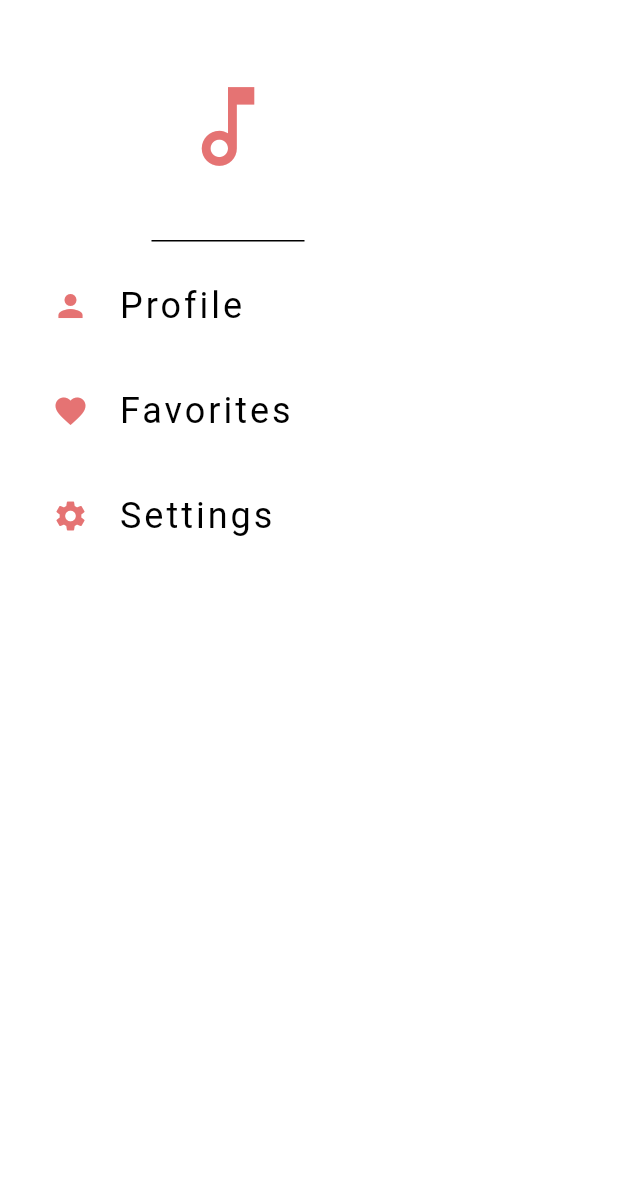
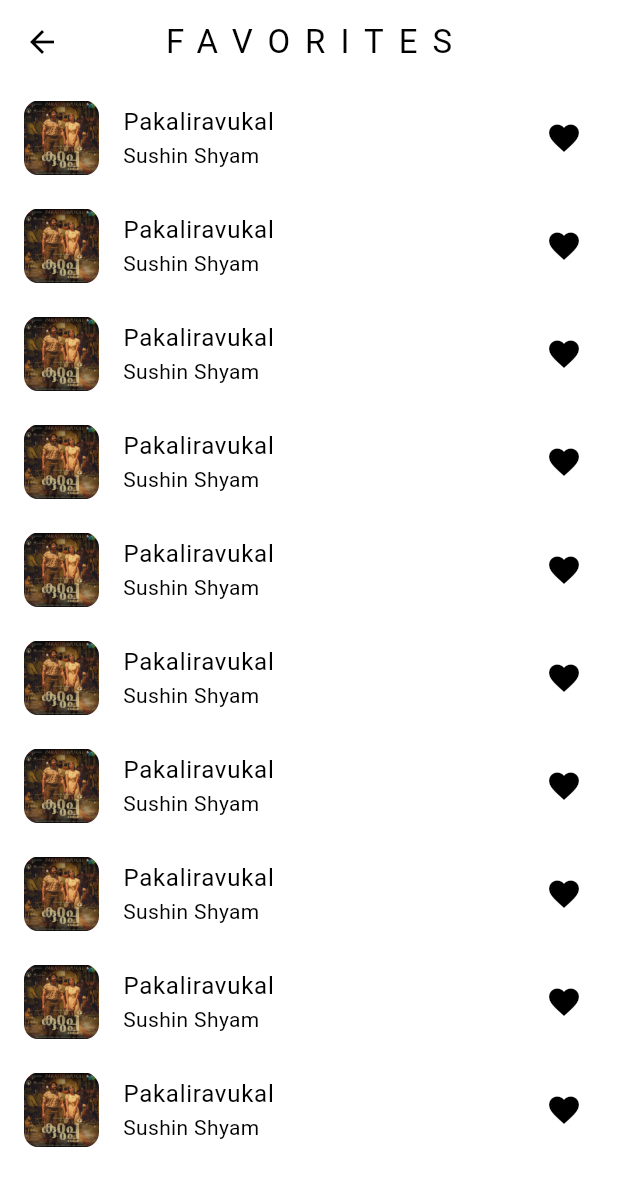
Before and after one commit to saninthottungal/beatly, a Flutter app: the CustomDrawerWidget widget shown alone on an empty page, opened directly, after a tap on "Favorites", on a phone screen of 412 x 824 dp. Shown: the top 1186 px of the screen. Run offline on Flutter 3.47's test engine with Material 3 defaults, Android fonts, the phone set to English and light mode, and no system bars.

Commit message:
favorites UI completed

```diff
--- a/lib/main.dart
+++ b/lib/main.dart
@@ -1,4 +1,5 @@
 import 'package:beatly/providers/settings_provider/theme_provider.dart';
+import 'package:beatly/screens/screen_favorites/screen_favorites.dart';
 import 'package:beatly/screens/screen_home/screen_home.dart';
 import 'package:beatly/screens/screen_settings/screen_settings.dart';
 import 'package:beatly/screens/screen_song/screen_song.dart';
@@ -26,7 +27,8 @@ class MyApp extends StatelessWidget {
       routes: {
         '/': (context) => const ScreenHome(),
         '/settings': (context) => const ScreenSettings(),
-        '/song': (context) => const ScreenSong()
+        '/song': (context) => const ScreenSong(),
+        '/favorites': (context) => const ScreenFavorites(),
       },
     );
   }
--- /dev/null
+++ b/lib/screens/screen_favorites/screen_favorites.dart
@@ -0,0 +1,37 @@
+import 'package:flutter/material.dart';
+
+class ScreenFavorites extends StatelessWidget {
+  const ScreenFavorites({super.key});
+
+  @override
+  Widget build(BuildContext context) {
+    return Scaffold(
+      appBar: AppBar(
+        title: const Text("FAVORITES"),
+      ),
+      body: ListView.builder(
+        itemBuilder: (context, index) {
+          return ListTile(
+            leading: Container(
+              width: 50,
+              height: 50,
+              decoration: BoxDecoration(
+                borderRadius: BorderRadius.circular(10),
+                image: const DecorationImage(
+                  image: AssetImage('assets/images/pakaliravukal.png'),
+                ),
+              ),
+            ),
+            title: Text(
+              "Pakaliravukal",
+              style: Theme.of(context).textTheme.bodyLarge,
+            ),
+            subtitle: const Text("Sushin Shyam"),
+            trailing: const Icon(Icons.favorite),
+          );
+        },
+        itemCount: 10,
+      ),
+    );
+  }
+}
--- a/lib/screens/screen_home/Drawer/drawer.dart
+++ b/lib/screens/screen_home/Drawer/drawer.dart
@@ -24,7 +24,9 @@ class CustomDrawerWidget extends StatelessWidget {
           DrawerComponentWidget(
             icon: Icons.favorite,
             title: 'Favorites',
-            onTap: () {},
+            onTap: () {
+              Navigator.pushNamed(context, '/favorites');
+            },
           ),
           DrawerComponentWidget(
             title: 'Settings',
```
